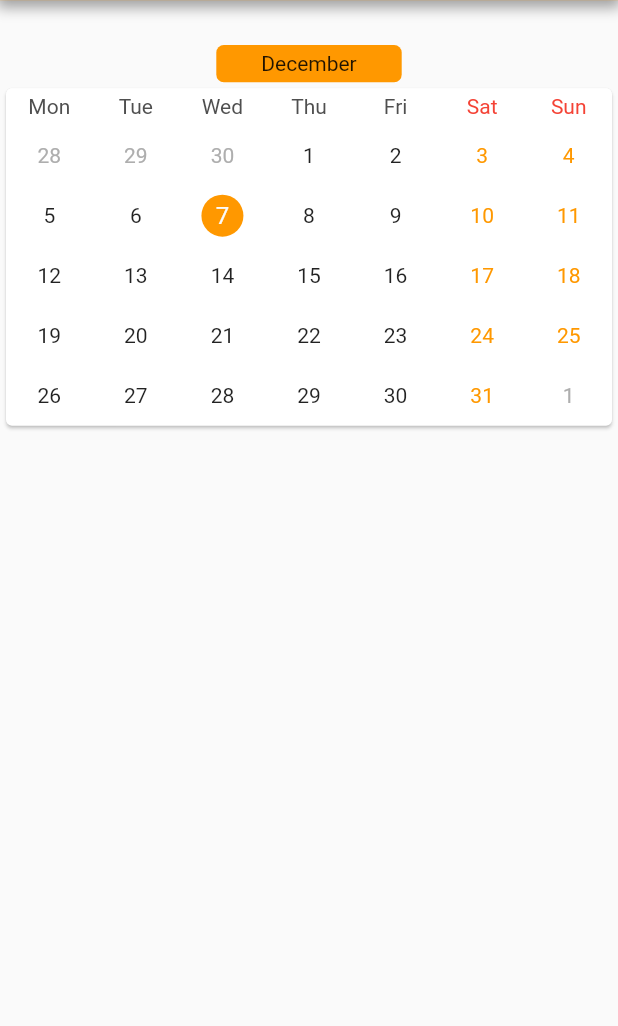
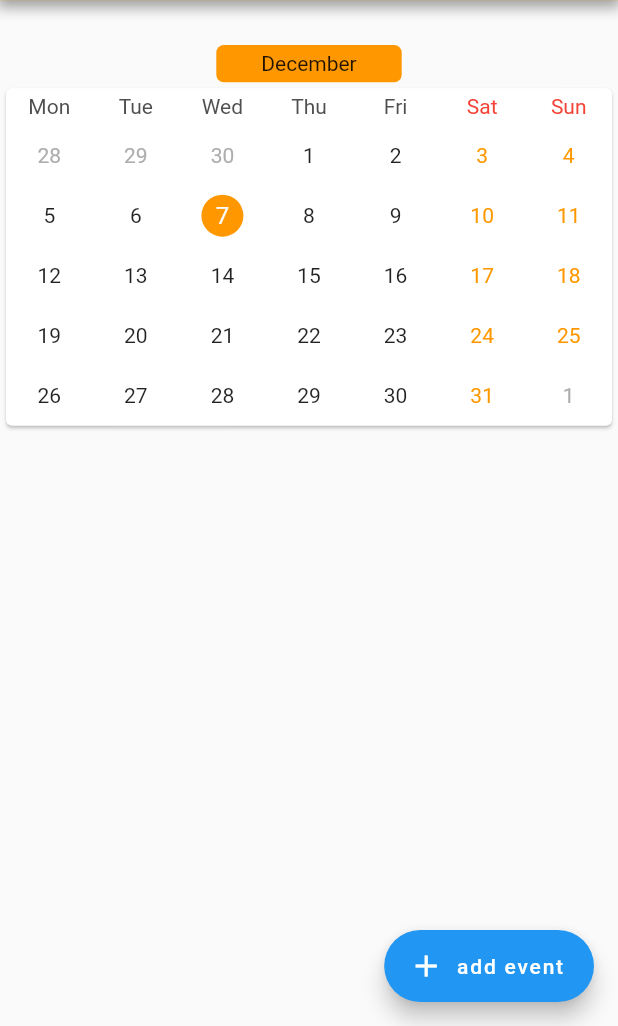
Before and after one commit to MaciejCza/group_project, a Flutter app: the screen it shows after launch, on a phone screen of 412 x 824 dp, the part 210-1236 px from its top. Run offline on Flutter 3.47's test engine with Material 2 defaults, Android fonts, the phone set to English and light mode, and no system bars; drawn by our look-alikes of table_calendar; our stand-ins replace liquid_progress_indicator, percent_indicator.

Commit message:
praca praca

```diff
--- a/lib/calendar.dart
+++ b/lib/calendar.dart
@@ -30,7 +30,7 @@ class _CalendarState extends State<Calendar> {
   @override
   Widget build(BuildContext context) {
     return Scaffold(
-
+        floatingActionButton: FloatingActionButton.extended(onPressed:() => showDialog(context: context, builder:(context)=>AlertDialog(title: Text('add Event'),content: Text('Enter Event Title'),actions: [TextButton(child:Text('ok'),onPressed: () => Navigator.pop(context),)],)), label: const Text('add event'),icon: const Icon(Icons.add)),
         body:
     Container(height: MediaQuery.of(context).size.height,
         child:
```
